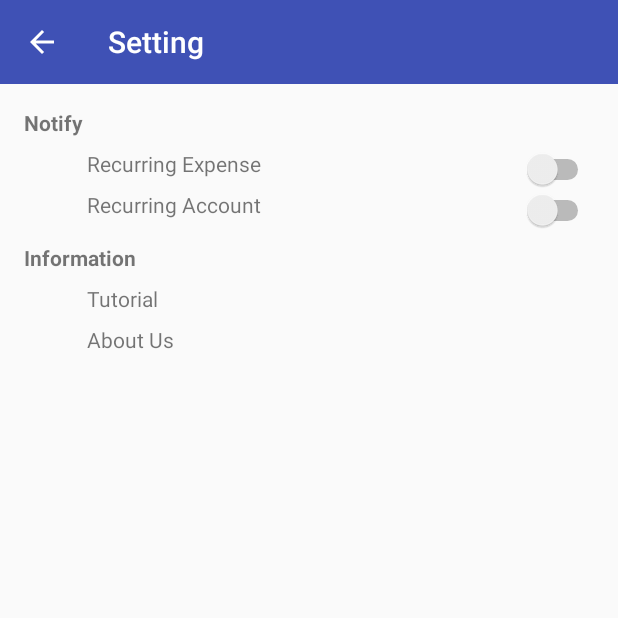
After one commit to khadkarajesh/Udacity-Capstone-Project, an Android app: the SettingActivity screen opened directly, with no data from a screen before it, on a phone screen of 412 x 824 dp, the top half of it. The commit adds this screen. Run offline under Robolectric (Android 15) with nearby library versions, the phone set to English and light mode, and no system bars; our stand-ins replace ButterKnife; libraries missing offline, so code that uses them is left out: com.orhanobut.hawk; 2 statements that could not run were skipped.

Commit message:
setting: add setting feature

```diff
--- a/app/src/main/AndroidManifest.xml
+++ b/app/src/main/AndroidManifest.xml
@@ -46,6 +46,10 @@
             android:name=".report.ReportActivity"
             android:theme="@style/AppTheme.NoActionBar">
         </activity>
+        <activity
+            android:name=".setting.SettingActivity"
+            android:theme="@style/AppTheme.NoActionBar">
+        </activity>
     </application>
 
 </manifest>
--- a/app/src/main/java/com/example/rajesh/udacitycapstoneproject/Constant.java
+++ b/app/src/main/java/com/example/rajesh/udacitycapstoneproject/Constant.java
@@ -4,6 +4,8 @@ public class Constant {
     public static final String RECURRING_TYPE = "recurring";
     public static final String NON_RECURRING_TYPE = "non-recurring";
     public static final String APP_LAUNCH = "app_launch";
+    public static final String RECURRING_EXPENSE_NOTIFICATION = "recurring_expense_notification";
+    public static final String RECURRING_ACCOUNT_NOTFICATION = "recurring_account_notification";
 
     public static final String EXPENSE = "expense";
     public static final String EXPENSE_CATEGORY = "expense_category";
--- a/app/src/main/java/com/example/rajesh/udacitycapstoneproject/activity/DashBoardActivity.java
+++ b/app/src/main/java/com/example/rajesh/udacitycapstoneproject/activity/DashBoardActivity.java
@@ -27,8 +27,8 @@ import com.example.rajesh.udacitycapstoneproject.account.AccountFragment;
 import com.example.rajesh.udacitycapstoneproject.category.CategoryFragment;
 import com.example.rajesh.udacitycapstoneproject.dashboard.DashBoardFragment;
 import com.example.rajesh.udacitycapstoneproject.expense.recurring.RecurringFragment;
-import com.example.rajesh.udacitycapstoneproject.report.ReportActivity;
 import com.example.rajesh.udacitycapstoneproject.report.ReportFragment;
+import com.example.rajesh.udacitycapstoneproject.setting.SettingActivity;
 import com.google.firebase.auth.FirebaseAuth;
 import com.google.firebase.auth.FirebaseUser;
 
@@ -82,7 +82,8 @@ public class DashBoardActivity extends AppCompatActivity
         //startActivity(CategoryEditActivity.getLaunchIntent(this, null));
 
         //startActivity(AccountActivity.getLaunchIntent(this, null));
-        startActivity(new Intent(this, ReportActivity.class));
+        //startActivity(new Intent(this, ReportActivity.class));
+        startActivity(new Intent(this, SettingActivity.class));
     }
 
     private void setUserProfile(NavigationView navigationView) {
--- a/app/src/main/java/com/example/rajesh/udacitycapstoneproject/report/ReportActivity.java
+++ b/app/src/main/java/com/example/rajesh/udacitycapstoneproject/report/ReportActivity.java
@@ -36,6 +36,7 @@ public class ReportActivity extends BaseActivity {
         setSupportActionBar(toolbar);
         getSupportActionBar().setDisplayHomeAsUpEnabled(true);
         getSupportActionBar().setDisplayShowHomeEnabled(true);
+        getSupportActionBar().setTitle(R.string.history_report);
 
         toolbar.setNavigationOnClickListener(new View.OnClickListener() {
             @Override
@@ -47,8 +48,8 @@ public class ReportActivity extends BaseActivity {
 
     private void setupViewPager(ViewPager viewPager) {
         ReportViewPagerAdapter adapter = new ReportViewPagerAdapter(getSupportFragmentManager());
-        adapter.addFragment(new HistoryFragment(), "History");
-        adapter.addFragment(new ReportFragment(), "Report");
+        adapter.addFragment(new HistoryFragment(), getString(R.string.history));
+        adapter.addFragment(new ReportFragment(), getString(R.string.report));
         viewPager.setAdapter(adapter);
     }
 
--- /dev/null
+++ b/app/src/main/java/com/example/rajesh/udacitycapstoneproject/setting/SettingActivity.java
@@ -0,0 +1,68 @@
+package com.example.rajesh.udacitycapstoneproject.setting;
+
+import android.os.Bundle;
+import android.support.v7.widget.Toolbar;
+import android.view.View;
+import android.widget.CompoundButton;
+import android.widget.Switch;
+
+import com.example.rajesh.udacitycapstoneproject.Constant;
+import com.example.rajesh.udacitycapstoneproject.R;
+import com.example.rajesh.udacitycapstoneproject.base.activity.BaseActivity;
+import com.orhanobut.hawk.Hawk;
+
+import butterknife.Bind;
+
+public class SettingActivity extends BaseActivity {
+
+    @Bind(R.id.toolbar)
+    Toolbar toolbar;
+
+    @Bind(R.id.sw_recurring_expense)
+    Switch swRecurringExpense;
+
+    @Bind(R.id.sw_recurring_account)
+    Switch swRecurringAccount;
+
+    @Override
+    protected void onCreate(Bundle savedInstanceState) {
+        super.onCreate(savedInstanceState);
+        setToolbar();
+
+        swRecurringAccount.setChecked(Hawk.get(Constant.RECURRING_ACCOUNT_NOTFICATION, false));
+        swRecurringExpense.setChecked(Hawk.get(Constant.RECURRING_EXPENSE_NOTIFICATION, false));
+
+        swRecurringAccount.setOnCheckedChangeListener(new CompoundButton.OnCheckedChangeListener() {
+            @Override
+            public void onCheckedChanged(CompoundButton buttonView, boolean isChecked) {
+                Hawk.put(Constant.RECURRING_ACCOUNT_NOTFICATION, swRecurringAccount.isChecked() ? true : false);
+            }
+        });
+
+        swRecurringExpense.setOnCheckedChangeListener(new CompoundButton.OnCheckedChangeListener() {
+            @Override
+            public void onCheckedChanged(CompoundButton buttonView, boolean isChecked) {
+                Hawk.put(Constant.RECURRING_EXPENSE_NOTIFICATION, swRecurringExpense.isChecked() ? true : false);
+            }
+        });
+    }
+
+    private void setToolbar() {
+        setSupportActionBar(toolbar);
+        getSupportActionBar().setDisplayHomeAsUpEnabled(true);
+        getSupportActionBar().setDisplayShowHomeEnabled(true);
+        getSupportActionBar().setTitle(R.string.setting);
+
+        toolbar.setNavigationOnClickListener(new View.OnClickListener() {
+            @Override
+            public void onClick(View v) {
+                onBackPressed();
+            }
+        });
+    }
+
+    @Override
+    protected int getLayout() {
+        return R.layout.activity_setting;
+    }
+}
--- /dev/null
+++ b/app/src/main/res/layout/activity_setting.xml
@@ -0,0 +1,97 @@
+<?xml version="1.0" encoding="utf-8"?>
+<LinearLayout
+    xmlns:android="http://schemas.android.com/apk/res/android"
+    xmlns:app="http://schemas.android.com/apk/res-auto"
+    xmlns:tools="http://schemas.android.com/tools"
+    android:layout_width="match_parent"
+    android:layout_height="match_parent"
+    android:orientation="vertical"
+    tools:context="com.example.rajesh.udacitycapstoneproject.setting.SettingActivity">
+
+    <android.support.v7.widget.Toolbar
+        android:id="@+id/toolbar"
+        android:layout_width="match_parent"
+        android:layout_height="?attr/actionBarSize"
+        android:background="?attr/colorPrimary"
+        android:theme="@style/ThemeOverlay.AppCompat.Dark.ActionBar"
+        app:layout_scrollFlags="scroll|enterAlways"
+        app:popupTheme="@style/ThemeOverlay.AppCompat.Light"/>
+
+    <LinearLayout
+        android:layout_width="match_parent"
+        android:layout_height="wrap_content"
+        android:orientation="vertical"
+        android:paddingLeft="@dimen/dimen_8x2"
+        android:paddingRight="@dimen/dimen_8x2"
+        android:paddingTop="@dimen/dimen_8x2">
+
+        <TextView
+            android:layout_width="match_parent"
+            android:layout_height="wrap_content"
+            android:layout_marginBottom="@dimen/dimen_8x1"
+            android:text="@string/notify"
+            android:textStyle="bold"/>
+
+        <LinearLayout
+            android:layout_width="match_parent"
+            android:layout_height="wrap_content"
+            android:layout_marginLeft="@dimen/dimen_6x7"
+            android:orientation="horizontal">
+
+            <TextView
+                android:layout_width="0dp"
+                android:layout_height="match_parent"
+                android:layout_weight="1"
+                android:text="@string/expense_recurring"/>
+
+            <Switch
+                android:id="@+id/sw_recurring_expense"
+                android:layout_width="wrap_content"
+                android:layout_height="wrap_content"/>
+        </LinearLayout>
+
+
+        <LinearLayout
+            android:layout_width="match_parent"
+            android:layout_height="wrap_content"
+            android:layout_marginLeft="@dimen/dimen_6x7"
+            android:orientation="horizontal">
+
+            <TextView
+                android:layout_width="0dp"
+                android:layout_height="match_parent"
+                android:layout_weight="1"
+                android:text="@string/account_recurring"/>
+
+            <Switch
+                android:id="@+id/sw_recurring_account"
+                android:layout_width="wrap_content"
+                android:layout_height="wrap_content"/>
+        </LinearLayout>
+
+        <TextView
+            android:layout_width="match_parent"
+            android:layout_height="wrap_content"
+            android:layout_marginBottom="@dimen/dimen_8x1"
+            android:layout_marginTop="@dimen/dimen_8x1"
+            android:text="@string/information"
+            android:textStyle="bold"/>
+
+
+        <TextView
+            android:layout_width="match_parent"
+            android:layout_height="match_parent"
+            android:layout_marginLeft="@dimen/dimen_6x7"
+            android:text="@string/tutorial"/>
+
+        <TextView
+            android:layout_width="match_parent"
+            android:layout_height="match_parent"
+            android:layout_marginLeft="@dimen/dimen_6x7"
+            android:layout_marginTop="@dimen/dimen_8x1"
+            android:text="@string/about_us"/>
+
+
+    </LinearLayout>
+
+</LinearLayout>
--- a/app/src/main/res/values/dimens.xml
+++ b/app/src/main/res/values/dimens.xml
@@ -41,4 +41,5 @@
     <dimen name="dimen_22x10">220dp</dimen>
     <dimen name="dimen_3x100">300dp</dimen>
     <dimen name="dimen_4x5">20dp</dimen>
+    <dimen name="dimen_6x7">42dp</dimen>
 </resources>
--- /dev/null
+++ b/app/src/main/res/values/recurring_expense.xml
@@ -0,0 +1,3 @@
+<?xml version="1.0" encoding="utf-8"?>
+<resources>
+</resources>
--- a/app/src/main/res/values/strings.xml
+++ b/app/src/main/res/values/strings.xml
@@ -30,6 +30,16 @@
     <string name="msg_valid_date">Enter valid date</string>
     <string name="msg_empty_field">Can\'t be empty</string>
     <string name="msg_empty_amount">Expense amount can\'t be empty</string>
+    <string name="setting">Setting</string>
+    <string name="history_report">History/Report</string>
+    <string name="history">History</string>
+    <string name="report">Report</string>
+    <string name="notify">Notify</string>
+    <string name="expense_recurring">Recurring Expense</string>
+    <string name="account_recurring">Recurring Account</string>
+    <string name="information">Information</string>
+    <string name="tutorial">Tutorial</string>
+    <string name="about_us">About Us</string>
 
     <string-array name="sort_by">
         <item>Week</item>
```
